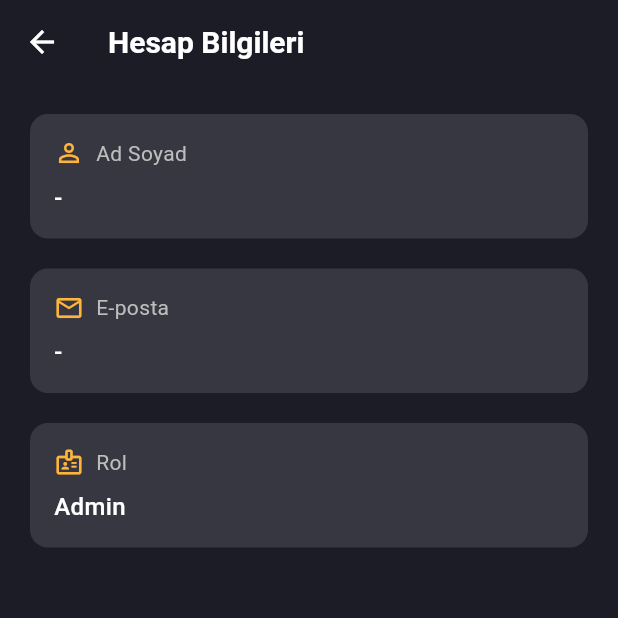
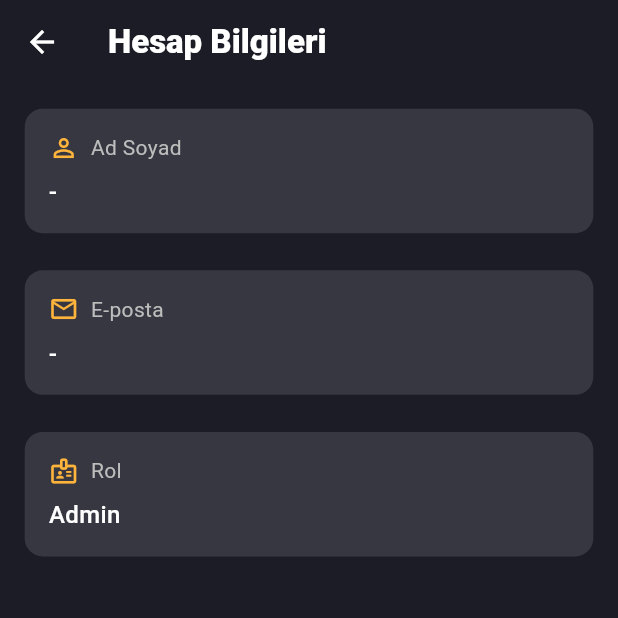
Before and after one commit to ibrahimysr/cinema, a Flutter app: the screen it shows after launch, item 4 of the bottom bar chosen, after a tap on "Hesap Bilgileri", on a phone screen of 412 x 824 dp, the top half of it. Run offline on Flutter 3.47's test engine with Material 3 defaults, Android fonts, the light colour scheme and no system bars; our stand-ins replace flutter_map, hive_flutter, latlong2; accounts and stored records are empty; network calls fail.

Commit message:
responsive tasarıma adım atıldı

```diff
--- a/lib/components/components.dart
+++ b/lib/components/components.dart
@@ -26,3 +26,4 @@ part "movie_detail/movie_info.dart";
 
 //reservation
 part "reservation/seat_status.dart";
+part "reservation/wlcomeborder.dart";
--- a/lib/components/profile/profile_menu_item.dart
+++ b/lib/components/profile/profile_menu_item.dart
@@ -5,6 +5,7 @@ Widget buildMenuItem({
     required IconData icon,
     required String title,
     required VoidCallback onTap,
+    required BuildContext context
   }) {
     return Padding(
       padding: const EdgeInsets.only(bottom: 16),
@@ -19,11 +20,10 @@ Widget buildMenuItem({
           child: Row(
             children: [
               Icon(icon, color: Appcolor.buttonColor),
-              const SizedBox(width: 16),
+               SizedBox(width: context.getDynamicWidth(2)),
               Text(
                 title,
-                style: const TextStyle(
-                  color: Colors.white,
+                style: AppTextStyles.bodyMedium.copyWith(
                   fontSize: 16,
                 ),
               ),
--- a/lib/main.dart
+++ b/lib/main.dart
@@ -1,5 +1,5 @@
 import 'package:cinema/pages/auth/login_screen.dart';
-import 'package:cinema/pages/cinema_main_screen.dart';
+import 'package:cinema/pages/main/cinema_main_screen.dart';
 import 'package:flutter/material.dart';
 import 'package:provider/provider.dart';
 import 'services/auth_service.dart';
--- a/lib/pages/auth/login_screen.dart
+++ b/lib/pages/auth/login_screen.dart
@@ -1,7 +1,7 @@
 import 'package:cinema/components/components.dart';
 import 'package:cinema/core/theme/color.dart';
 import 'package:cinema/pages/auth/register_screen.dart';
-import 'package:cinema/pages/cinema_main_screen.dart';
+import 'package:cinema/pages/main/cinema_main_screen.dart';
 import 'package:flutter/material.dart';
 import 'package:provider/provider.dart';
 import '../../viewmodels/auth_viewmodel.dart';
--- a/lib/pages/auth/register_screen.dart
+++ b/lib/pages/auth/register_screen.dart
@@ -1,6 +1,6 @@
 import 'package:cinema/components/components.dart';
 import 'package:cinema/core/theme/text_style.dart';
-import 'package:cinema/pages/cinema_main_screen.dart';
+import 'package:cinema/pages/main/cinema_main_screen.dart';
 import 'package:flutter/material.dart';
 import 'package:provider/provider.dart';
 import '../../viewmodels/auth_viewmodel.dart';
--- a/lib/pages/cinema_main_screen.dart
+++ b/lib/pages/main/cinema_main_screen.dart
@@ -1,9 +1,9 @@
 import 'package:cinema/core/theme/color.dart';
-import 'package:cinema/pages/location_cinemas.dart';
-import 'package:cinema/pages/profile_screen.dart';
+import 'package:cinema/pages/location_cinema/location_cinemas.dart';
+import 'package:cinema/pages/profile/profile_screen.dart';
 import 'package:flutter/cupertino.dart';
 import 'package:flutter/material.dart';
-import 'home/home_page_cinema.dart';
+import '../home/home_page_cinema.dart';
 
 class CinemaMainScreen extends StatefulWidget {
   const CinemaMainScreen({super.key});
--- a/lib/pages/movie_detail/movie_detail_screen.dart
+++ b/lib/pages/movie_detail/movie_detail_screen.dart
@@ -4,7 +4,7 @@ import 'package:cinema/core/extension/context_extension.dart';
 import 'package:cinema/core/theme/color.dart';
 import 'package:cinema/core/theme/text_style.dart';
 import 'package:cinema/models/movie_model.dart';
-import 'package:cinema/pages/reservation_screen.dart';
+import 'package:cinema/pages/reservation/reservation_screen.dart';
 import 'package:flutter/material.dart';
 
 class MovieDetailScreen extends StatelessWidget {
--- a/lib/pages/account_details_screen.dart
+++ b/lib/pages/profile/account_details_screen.dart
@@ -1,7 +1,9 @@
+import 'package:cinema/core/extension/context_extension.dart';
 import 'package:cinema/core/theme/color.dart';
+import 'package:cinema/core/theme/text_style.dart';
 import 'package:flutter/material.dart';
 import 'package:provider/provider.dart';
-import '../viewmodels/auth_viewmodel.dart';
+import '../../viewmodels/auth_viewmodel.dart';
 
 class AccountDetailsScreen extends StatelessWidget {
   const AccountDetailsScreen({super.key});
@@ -16,11 +18,7 @@ class AccountDetailsScreen extends StatelessWidget {
         backgroundColor: Appcolor.appBackgroundColor,
         title: const Text(
           'Hesap Bilgileri',
-          style: TextStyle(
-            color: Colors.white,
-            fontSize: 20,
-            fontWeight: FontWeight.bold,
-          ),
+          style: AppTextStyles.headerLarge
         ),
         leading: IconButton(
           icon: const Icon(Icons.arrow_back, color: Colors.white),
@@ -28,7 +26,7 @@ class AccountDetailsScreen extends StatelessWidget {
         ),
       ),
       body: Padding(
-        padding: const EdgeInsets.all(20.0),
+        padding: context.paddingNormal,
         child: Column(
           crossAxisAlignment: CrossAxisAlignment.start,
           children: [
@@ -37,13 +35,13 @@ class AccountDetailsScreen extends StatelessWidget {
               value: user?.name ?? '-',
               icon: Icons.person_outline,
             ),
-            const SizedBox(height: 20),
+             SizedBox(height: context.getDynamicHeight(3)),
             _buildInfoSection(
               title: 'E-posta',
               value: user?.email ?? '-',
               icon: Icons.email_outlined,
             ),
-            const SizedBox(height: 20),
+             SizedBox(height: context.getDynamicHeight(3)),
             _buildInfoSection(
               title: 'Rol',
               value: user?.roleId == 1 ? 'Super-Admin' : 'Admin',
--- /dev/null
+++ b/lib/pages/profile/profile_screen.dart
@@ -0,0 +1,148 @@
+import 'package:cinema/components/components.dart';
+import 'package:cinema/core/extension/context_extension.dart';
+import 'package:cinema/core/theme/color.dart';
+import 'package:cinema/core/theme/text_style.dart';
+import 'package:flutter/material.dart';
+import 'package:provider/provider.dart';
+import '../../viewmodels/auth_viewmodel.dart';
+import 'account_details_screen.dart';
+import '../auth/login_screen.dart';
+
+class ProfileScreen extends StatefulWidget {
+  const ProfileScreen({super.key});
+
+  @override
+  State<ProfileScreen> createState() => _ProfileScreenState();
+}
+
+class _ProfileScreenState extends State<ProfileScreen> {
+  @override
+  void initState() {
+    super.initState();
+    WidgetsBinding.instance.addPostFrameCallback((_) {
+      context.read<AuthViewModel>().refreshProfile();
+    });
+  }
+
+  @override
+  Widget build(BuildContext context) {
+    final authViewModel = Provider.of<AuthViewModel>(context);
+    final user = authViewModel.user;
+
+    return Scaffold(
+      backgroundColor: Appcolor.appBackgroundColor,
+      appBar: AppBar(
+        backgroundColor: Appcolor.appBackgroundColor,
+        title: const Text(
+          'Profil',
+          style: AppTextStyles.headerLarge,
+        ),
+        actions: [
+          IconButton(
+            icon: const Icon(Icons.refresh, color: Appcolor.buttonColor),
+            onPressed: () {
+              authViewModel.refreshProfile();
+            },
+          ),
+          IconButton(
+            icon: const Icon(Icons.edit, color: Appcolor.buttonColor),
+            onPressed: () {},
+          ),
+        ],
+      ),
+      body: RefreshIndicator(
+        onRefresh: () => authViewModel.refreshProfile(),
+        child: SingleChildScrollView(
+          physics: const AlwaysScrollableScrollPhysics(),
+          child: Padding(
+            padding: context.paddingNormal,
+            child: Column(
+              children: [
+                SizedBox(height: context.getDynamicHeight(3)),
+                CircleAvatar(
+                  radius: 50,
+                  backgroundColor: Appcolor.buttonColor,
+                  child: Text(user?.name.substring(0, 1).toUpperCase() ?? 'U',
+                      style: AppTextStyles.headerLarge),
+                ),
+                const SizedBox(height: 20),
+                Text(user?.name ?? 'Kullanıcı',
+                    style: AppTextStyles.headerLarge),
+                const SizedBox(height: 8),
+                Text(user?.email ?? 'email@example.com',
+                    style: AppTextStyles.bodyMedium.copyWith(fontSize: 16)),
+                SizedBox(height: context.getDynamicHeight(3)),
+                buildMenuItem(
+                    icon: Icons.person_outline,
+                    title: 'Hesap Bilgileri',
+                    onTap: () {
+                      Navigator.push(
+                        context,
+                        MaterialPageRoute(
+                          builder: (context) => const AccountDetailsScreen(),
+                        ),
+                      );
+                    },
+                    context: context),
+                buildMenuItem(
+                    icon: Icons.notifications_outlined,
+                    title: 'Bildirimler',
+                    onTap: () {},
+                    context: context),
+                buildMenuItem(
+                    icon: Icons.movie_outlined,
+                    title: 'İzleme Geçmişi',
+                    onTap: () {
+                      // İzleme geçmişi sayfasına git
+                    },
+                    context: context),
+                buildMenuItem(
+                    icon: Icons.favorite_border,
+                    title: 'Favori Filmler',
+                    onTap: () {
+                      // Favori filmler sayfasına git
+                    },
+                    context: context),
+                buildMenuItem(
+                    icon: Icons.settings_outlined,
+                    title: 'Ayarlar',
+                    onTap: () {
+                      // Ayarlar sayfasına git
+                    },
+                    context: context),
+                SizedBox(height: context.getDynamicHeight(3)),
+                if (authViewModel.isLoading)
+                  const Center(child: CircularProgressIndicator())
+                else
+                  CustomButton(
+                    text: 'Çıkış Yap',
+                    onPressed: () async {
+                      try {
+                        await authViewModel.logout();
+                        if (context.mounted) {
+                          Navigator.of(context).pushAndRemoveUntil(
+                            MaterialPageRoute(
+                                builder: (context) => const LoginScreen()),
+                            (route) => false,
+                          );
+                        }
+                      } catch (e) {
+                        if (context.mounted) {
+                          ScaffoldMessenger.of(context).showSnackBar(
+                            SnackBar(
+                                content:
+                                    Text('Çıkış yapılırken hata oluştu: $e')),
+                          );
+                        }
+                      }
+                    },
+                    backgroundColor: Appcolor.buttonColor,
+                  ),
+              ],
+            ),
+          ),
+        ),
+      ),
+    );
+  }
+}
--- a/lib/pages/profile_screen.dart
+++ /dev/null
@@ -1,174 +0,0 @@
-import 'package:cinema/components/components.dart';
-import 'package:cinema/core/theme/color.dart';
-import 'package:flutter/material.dart';
-import 'package:provider/provider.dart';
-import '../viewmodels/auth_viewmodel.dart';
-import 'account_details_screen.dart';
-import 'auth/login_screen.dart';
-
-class ProfileScreen extends StatefulWidget {
-  const ProfileScreen({super.key});
-
-  @override
-  State<ProfileScreen> createState() => _ProfileScreenState();
-}
-
-class _ProfileScreenState extends State<ProfileScreen> {
-  @override
-  void initState() {
-    super.initState();
-    WidgetsBinding.instance.addPostFrameCallback((_) {
-      context.read<AuthViewModel>().refreshProfile();
-    });
-  }
-
-  @override
-  Widget build(BuildContext context) {
-    final authViewModel = Provider.of<AuthViewModel>(context);
-    final user = authViewModel.user;
-
-    return Scaffold(
-      backgroundColor: Appcolor.appBackgroundColor,
-      appBar: AppBar(
-        backgroundColor: Appcolor.appBackgroundColor,
-        title: const Text(
-          'Profil',
-          style: TextStyle(
-            color: Colors.white,
-            fontSize: 20,
-            fontWeight: FontWeight.bold,
-          ),
-        ),
-        actions: [
-          IconButton(
-            icon: const Icon(Icons.refresh, color: Appcolor.buttonColor),
-            onPressed: () {
-              // Profil bilgilerini yenile
-              authViewModel.refreshProfile();
-            },
-          ),
-          IconButton(
-            icon: const Icon(Icons.edit, color: Appcolor.buttonColor),
-            onPressed: () {
-              // Profil düzenleme sayfasına git
-            },
-          ),
-        ],
-      ),
-      body: RefreshIndicator(
-        onRefresh: () => authViewModel.refreshProfile(),
-        child: SingleChildScrollView(
-          physics: const AlwaysScrollableScrollPhysics(),
-          child: Padding(
-            padding: const EdgeInsets.all(20.0),
-            child: Column(
-              children: [
-                const SizedBox(height: 20),
-                CircleAvatar(
-                  radius: 50,
-                  backgroundColor: Appcolor.buttonColor,
-                  child: Text(
-                    user?.name.substring(0, 1).toUpperCase() ?? 'U',
-                    style: const TextStyle(
-                      fontSize: 40,
-                      color: Colors.white,
-                      fontWeight: FontWeight.bold,
-                    ),
-                  ),
-                ),
-                const SizedBox(height: 20),
-                // Kullanıcı Adı
-                Text(
-                  user?.name ?? 'Kullanıcı',
-                  style: const TextStyle(
-                    color: Colors.white,
-                    fontSize: 24,
-                    fontWeight: FontWeight.bold,
-                  ),
-                ),
-                const SizedBox(height: 8),
-                // Email
-                Text(
-                  user?.email ?? 'email@example.com',
-                  style: TextStyle(
-                    color: Colors.grey[400],
-                    fontSize: 16,
-                  ),
-                ),
-                const SizedBox(height: 40),
-                // Profil Menüsü
-                 buildMenuItem(
-                  icon: Icons.person_outline,
-                  title: 'Hesap Bilgileri',
-                  onTap: () {
-                    Navigator.push(
-                      context,
-                      MaterialPageRoute(
-                        builder: (context) => const AccountDetailsScreen(),
-                      ),
-                    );
-                  },
-                ),
-                buildMenuItem(
-                  icon: Icons.notifications_outlined,
-                  title: 'Bildirimler',
-                  onTap: () {
-                    // Bildirimler sayfasına git
-                  },
-                ),
-                buildMenuItem(
-                  icon: Icons.movie_outlined,
-                  title: 'İzleme Geçmişi',
-                  onTap: () {
-                    // İzleme geçmişi sayfasına git
-                  },
-                ),
-                buildMenuItem(
-                  icon: Icons.favorite_border,
-                  title: 'Favori Filmler',
-                  onTap: () {
-                    // Favori filmler sayfasına git
-                  },
-                ),
-                buildMenuItem(
-                  icon: Icons.settings_outlined,
-                  title: 'Ayarlar',
-                  onTap: () {
-                    // Ayarlar sayfasına git
-                  },
-                ),
-                const SizedBox(height: 40),
-                if (authViewModel.isLoading)
-                  const Center(child: CircularProgressIndicator())
-                else
-                  CustomButton(
-                    text: 'Çıkış Yap',
-                    onPressed: () async {
-                      try {
-                        await authViewModel.logout();
-                        if (context.mounted) {
-                          Navigator.of(context).pushAndRemoveUntil(
-                            MaterialPageRoute(builder: (context) => const LoginScreen()),
-                            (route) => false,
-                          );
-                        }
-                      } catch (e) {
-                        if (context.mounted) {
-                          ScaffoldMessenger.of(context).showSnackBar(
-                            SnackBar(content: Text('Çıkış yapılırken hata oluştu: $e')),
-                          );
-                        }
-                      }
-                    },
-                    backgroundColor: Colors.red,
-                  ),
-              ],
-            ),
-          ),
-        ),
-      ),
-    );
-  }
-
-
-}
--- a/lib/services/auth_service.dart
+++ b/lib/services/auth_service.dart
@@ -6,7 +6,6 @@ import '../models/user_model.dart';
 
 class AuthService {
   static const String baseUrl = 'http://10.10.27.29:8000/api';  // Android Emulator için localhost
-  // static const String baseUrl = 'http://127.0.0.1:8000/api';  // Web için localhost
   static const String tokenBoxName = 'auth_box';
   static const String tokenKey = 'access_token';
   static const String userKey = 'user_data';
```
Also changed, not shown: lib/components/reservation/wlcomeborder.dart (added, +85 -0 lines), lib/pages/reservation/reservation_screen.dart (renamed from lib/pages/reservation_screen.dart, +11 -96 lines), lib/pages/location_cinema/location_cinemas.dart (renamed from lib/pages/location_cinemas.dart).
